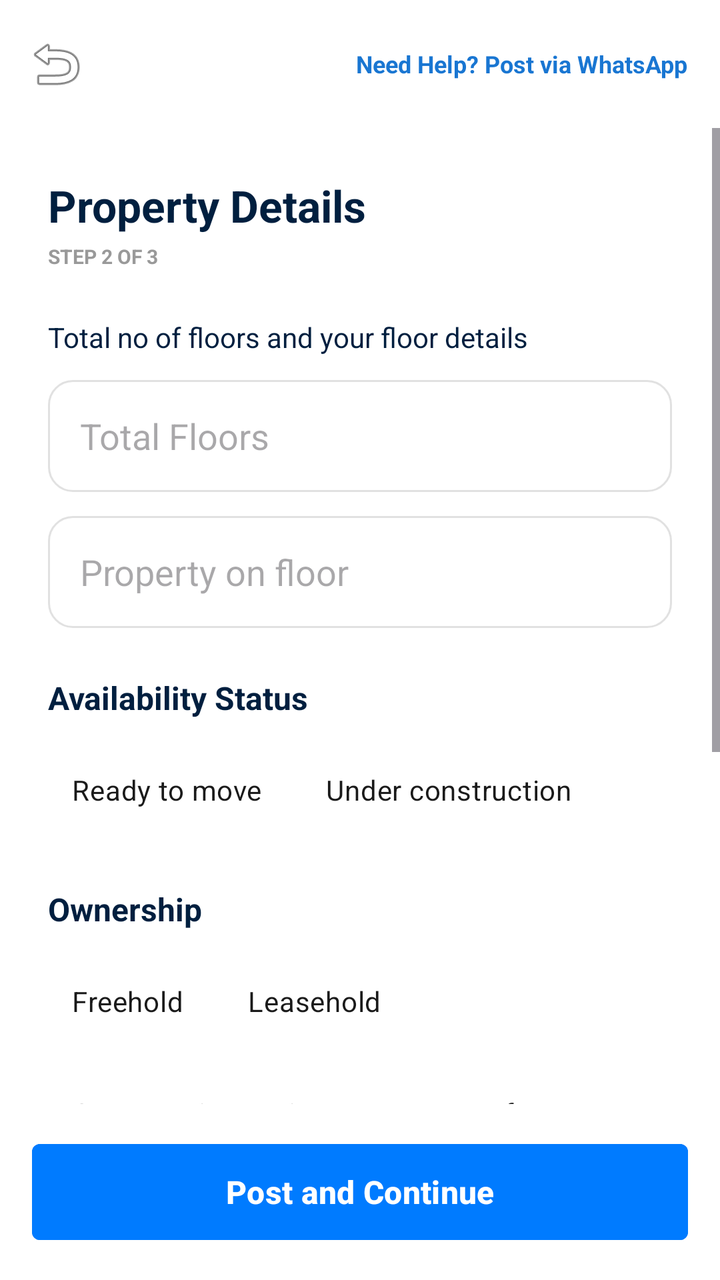
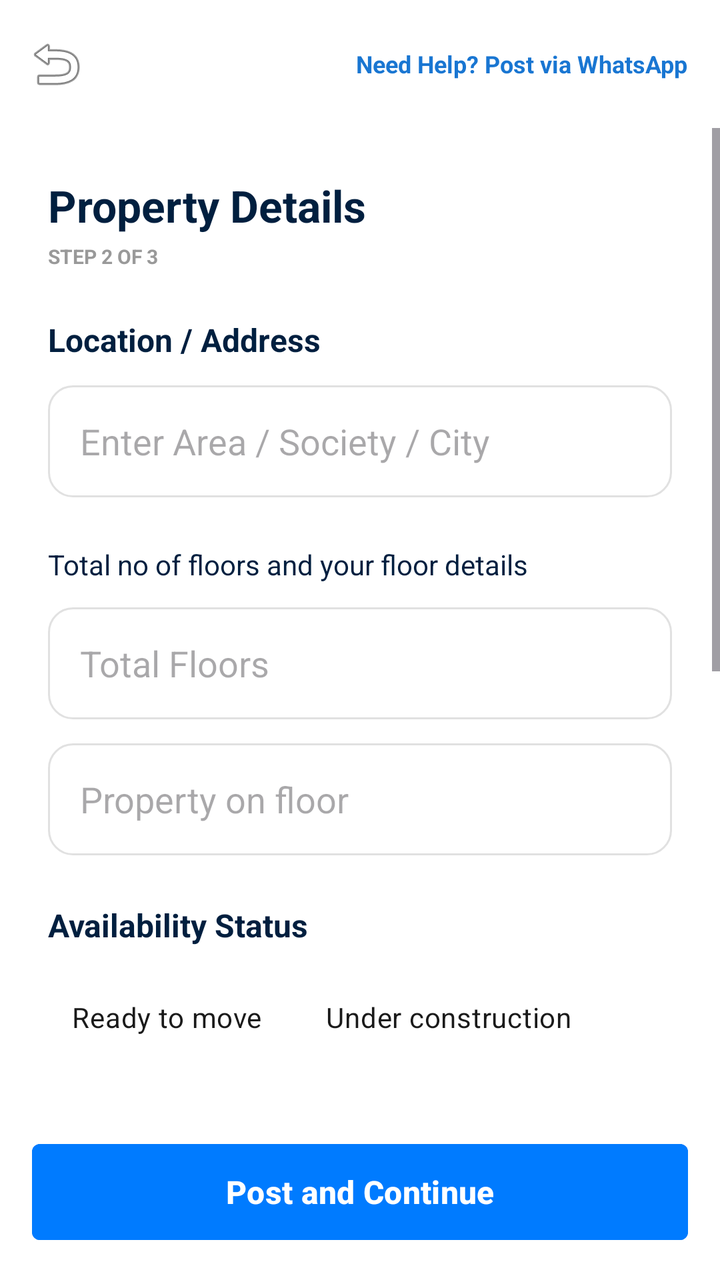

Two renders of the same Android screen: before a commit and after it. Below are the layout's source before the change and the commit's diff.
<!-- AndroidManifest.xml: application theme Theme.Realestateapp -->
<!-- res/layout/activity_post_property_details.xml -->
<?xml version="1.0" encoding="utf-8"?>
<LinearLayout xmlns:android="http://schemas.android.com/apk/res/android"
    xmlns:app="http://schemas.android.com/apk/res-auto"
    android:layout_width="match_parent"
    android:layout_height="match_parent"
    android:background="@color/white"
    android:orientation="vertical">

    <androidx.appcompat.widget.Toolbar
        android:id="@+id/toolbar"
        android:layout_width="match_parent"
        android:layout_height="?attr/actionBarSize"
        android:background="@color/white"
        app:navigationIcon="@android:drawable/ic_menu_revert">
        <TextView
            android:layout_width="wrap_content"
            android:layout_height="wrap_content"
            android:layout_gravity="end"
            android:layout_marginEnd="16dp"
            android:text="Need Help? Post via WhatsApp"
            android:textColor="#1976D2"
            android:textSize="12sp"
            android:textStyle="bold" />
    </androidx.appcompat.widget.Toolbar>

    <ScrollView
        android:layout_width="match_parent"
        android:layout_height="0dp"
        android:layout_weight="1">

        <LinearLayout
            android:layout_width="match_parent"
            android:layout_height="wrap_content"
            android:orientation="vertical"
            android:padding="24dp">

            <TextView
                android:layout_width="wrap_content"
                android:layout_height="wrap_content"
                android:text="Property Details"
                android:textColor="#001F3F"
                android:textSize="22sp"
                android:textStyle="bold" />

            <TextView
                android:layout_width="wrap_content"
                android:layout_height="wrap_content"
                android:layout_marginTop="4dp"
                android:text="STEP 2 OF 3"
                android:textColor="#999999"
                android:textSize="10sp"
                android:textStyle="bold" />

            
            <TextView
                android:layout_width="wrap_content"
                android:layout_height="wrap_content"
                android:layout_marginTop="24dp"
                android:text="Total no of floors and your floor details"
                android:textColor="#001F3F"
                android:textSize="14sp" />

            <EditText
                android:id="@+id/etTotalFloors"
                android:layout_width="match_parent"
                android:layout_height="56dp"
                android:layout_marginTop="12dp"
                android:background="@drawable/edit_text_bg"
                android:hint="Total Floors"
                android:paddingHorizontal="16dp" />

            <EditText
                android:id="@+id/etPropertyOnFloor"
                android:layout_width="match_parent"
                android:layout_height="56dp"
                android:layout_marginTop="12dp"
                android:background="@drawable/edit_text_bg"
                android:hint="Property on floor"
                android:paddingHorizontal="16dp" />

            <TextView
                android:layout_width="wrap_content"
                android:layout_height="wrap_content"
                android:layout_marginTop="24dp"
                android:text="Availability Status"
                android:textColor="#001F3F"
                android:textSize="16sp"
                android:textStyle="bold" />

            <com.google.android.material.chip.ChipGroup
                android:id="@+id/cgAvailability"
                android:layout_width="match_parent"
                android:layout_height="wrap_content"
                android:layout_marginTop="12dp"
                app:singleSelection="true">
                <com.google.android.material.chip.Chip
                    android:id="@+id/chipReady"
                    style="@style/Widget.MaterialComponents.Chip.Choice"
                    android:layout_width="wrap_content"
                    android:layout_height="wrap_content"
                    android:text="Ready to move"
                    app:chipBackgroundColor="@color/chip_bg_selector"
                    android:textColor="@color/chip_text_selector" />
                <com.google.android.material.chip.Chip
                    android:id="@+id/chipUnderConst"
                    style="@style/Widget.MaterialComponents.Chip.Choice"
                    android:layout_width="wrap_content"
                    android:layout_height="wrap_content"
                    android:text="Under construction"
                    app:chipBackgroundColor="@color/chip_bg_selector"
                    android:textColor="@color/chip_text_selector" />
            </com.google.android.material.chip.ChipGroup>

            
            <LinearLayout
                android:id="@+id/layoutSellDetails"
                android:layout_width="match_parent"
                android:layout_height="wrap_content"
                android:orientation="vertical">
                <TextView
                    android:layout_width="wrap_content"
                    android:layout_height="wrap_content"
                    android:layout_marginTop="24dp"
                    android:text="Ownership"
                    android:textColor="#001F3F"
                    android:textSize="16sp"
                    android:textStyle="bold" />

                <com.google.android.material.chip.ChipGroup
                    android:id="@+id/cgOwnership"
                    android:layout_width="match_parent"
                    android:layout_height="wrap_content"
                    android:layout_marginTop="12dp"
                    app:singleSelection="true">
                    <com.google.android.material.chip.Chip
                        style="@style/Widget.MaterialComponents.Chip.Choice"
                        android:layout_width="wrap_content"
                        android:layout_height="wrap_content"
                        android:text="Freehold"
                        app:chipBackgroundColor="@color/chip_bg_selector"
                        android:textColor="@color/chip_text_selector" />
                    <com.google.android.material.chip.Chip
                        style="@style/Widget.MaterialComponents.Chip.Choice"
                        android:layout_width="wrap_content"
                        android:layout_height="wrap_content"
                        android:text="Leasehold"
                        app:chipBackgroundColor="@color/chip_bg_selector"
                        android:textColor="@color/chip_text_selector" />
                    <com.google.android.material.chip.Chip
                        style="@style/Widget.MaterialComponents.Chip.Choice"
                        android:layout_width="wrap_content"
                        android:layout_height="wrap_content"
                        android:text="Co-operative society"
                        app:chipBackgroundColor="@color/chip_bg_selector"
                        android:textColor="@color/chip_text_selector" />
                    <com.google.android.material.chip.Chip
                        style="@style/Widget.MaterialComponents.Chip.Choice"
                        android:layout_width="wrap_content"
                        android:layout_height="wrap_content"
                        android:text="Power of Attorney"
                        app:chipBackgroundColor="@color/chip_bg_selector"
                        android:textColor="@color/chip_text_selector" />
                </com.google.android.material.chip.ChipGroup>
            </LinearLayout>

            
            <TextView
                android:id="@+id/tvPriceHeader"
                android:layout_width="wrap_content"
                android:layout_height="wrap_content"
                android:layout_marginTop="24dp"
                android:text="Price Details"
                android:textColor="#001F3F"
                android:textSize="16sp"
                android:textStyle="bold" />

            <EditText
                android:id="@+id/etExpectedPrice"
                android:layout_width="match_parent"
                android:layout_height="56dp"
                android:layout_marginTop="12dp"
                android:background="@drawable/edit_text_bg"
                android:hint="₹ Expected Price"
                android:inputType="number"
                android:paddingHorizontal="16dp" />

            <CheckBox
                android:id="@+id/cbAllInclusive"
                android:layout_width="wrap_content"
                android:layout_height="wrap_content"
                android:layout_marginTop="12dp"
                android:text="All inclusive price"
                android:textColor="#666666" />
            <CheckBox
                android:id="@+id/cbNegotiable"
                android:layout_width="wrap_content"
                android:layout_height="wrap_content"
                android:text="Price Negotiable"
                android:textColor="#666666" />

        </LinearLayout>
    </ScrollView>

    <Button
        android:id="@+id/btnNextStep"
        android:layout_width="match_parent"
        android:layout_height="56dp"
        android:layout_margin="16dp"
        android:backgroundTint="#007BFF"
        android:text="Post and Continue"
        android:textAllCaps="false"
        android:textColor="@color/white"
        android:textSize="16sp"
        android:textStyle="bold"
        app:cornerRadius="4dp" />

</LinearLayout>
<!-- resources referenced by this layout -->
<resources>
  <color name="white">#FFFFFFFF</color>
  <!-- drawable edit_text_bg (drawable) -->
  <?xml version="1.0" encoding="utf-8"?>
  <shape xmlns:android="http://schemas.android.com/apk/res/android">
      <solid android:color="@color/white" />
      <stroke android:width="1dp" android:color="@color/border_color" />
      <corners android:radius="12dp" />
  </shape>
  <style name="Theme.Realestateapp" parent="Base.Theme.Realestateapp" />
  <color name="border_color">#E1E1E1</color>
  <style name="Base.Theme.Realestateapp" parent="Theme.Material3.DayNight.NoActionBar">
          
          <item name="colorPrimary">@color/primary</item>
      </style>
  <color name="primary">#7F3DFF</color>
</resources>

<!-- the commit's change to res/layout/activity_post_property_details.xml (unified diff, before → after) -->
@@ -56,6 +56,26 @@
                 android:layout_width="wrap_content"
                 android:layout_height="wrap_content"
                 android:layout_marginTop="24dp"
+                android:text="Location / Address"
+                android:textColor="#001F3F"
+                android:textSize="16sp"
+                android:textStyle="bold" />
+
+            <EditText
+                android:id="@+id/etAddress"
+                android:layout_width="match_parent"
+                android:layout_height="56dp"
+                android:layout_marginTop="12dp"
+                android:background="@drawable/edit_text_bg"
+                android:hint="Enter Area / Society / City"
+                android:paddingHorizontal="16dp"
+                android:textColor="@color/black" />
+
+            
+            <TextView
+                android:layout_width="wrap_content"
+                android:layout_height="wrap_content"
+                android:layout_marginTop="24dp"
                 android:text="Total no of floors and your floor details"
                 android:textColor="#001F3F"
                 android:textSize="14sp" />
@@ -67,7 +87,8 @@
                 android:layout_marginTop="12dp"
                 android:background="@drawable/edit_text_bg"
                 android:hint="Total Floors"
-                android:paddingHorizontal="16dp" />
+                android:paddingHorizontal="16dp"
+                android:textColor="@color/black" />
 
             <EditText
                 android:id="@+id/etPropertyOnFloor"
@@ -76,7 +97,8 @@
                 android:layout_marginTop="12dp"
                 android:background="@drawable/edit_text_bg"
                 android:hint="Property on floor"
-                android:paddingHorizontal="16dp" />
+                android:paddingHorizontal="16dp"
+                android:textColor="@color/black" />
 
             <TextView
                 android:layout_width="wrap_content"
@@ -182,7 +204,8 @@
                 android:background="@drawable/edit_text_bg"
                 android:hint="₹ Expected Price"
                 android:inputType="number"
-                android:paddingHorizontal="16dp" />
+                android:paddingHorizontal="16dp"
+                android:textColor="@color/black" />
 
             <CheckBox
                 android:id="@+id/cbAllInclusive"
<!-- resource entries referenced after the edit -->
@@ -1,5 +1,6 @@
 <!-- resources referenced by this layout -->
 <resources>
+  <color name="black">#FF000000</color>
   <color name="white">#FFFFFFFF</color>
   <!-- drawable edit_text_bg (drawable) -->
   <?xml version="1.0" encoding="utf-8"?>
